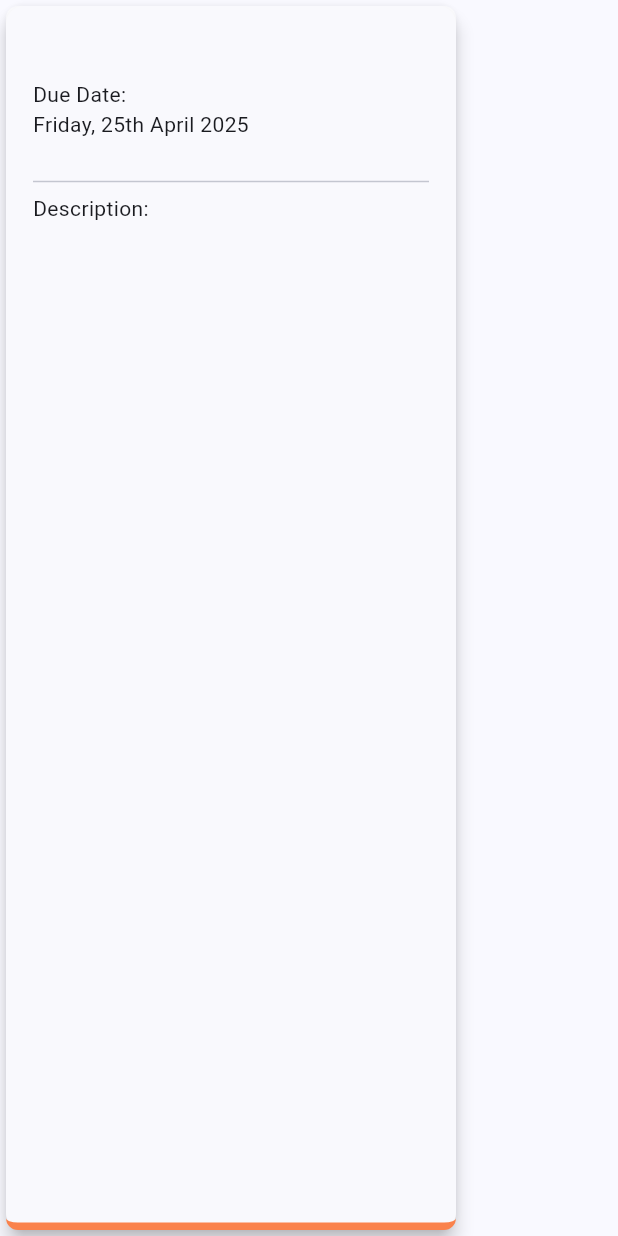
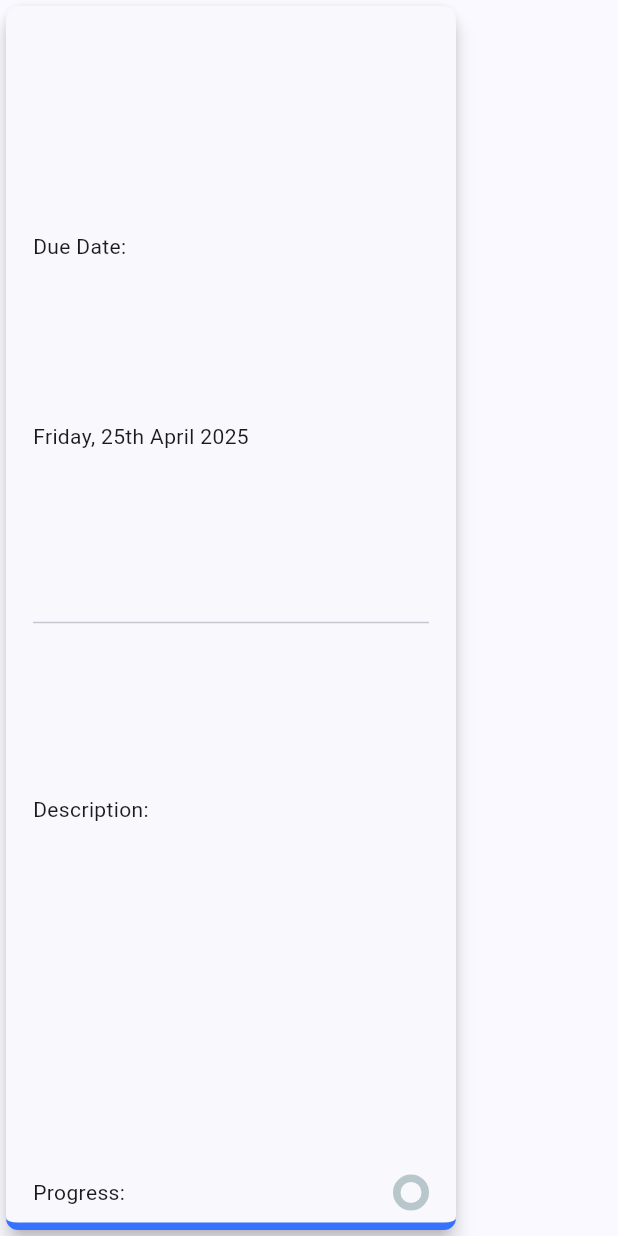
Before and after one commit to MujahidAmin1/task_mate, a Flutter app: the TaskTile widget shown alone on an empty page, opened directly with empty values, on a phone screen of 412 x 824 dp. Run offline on Flutter 3.47's test engine with Material 3 defaults, Android fonts, the phone set to English and light mode, and no system bars; drawn by our look-alikes of percent_indicator; our stand-ins replace cloud_firestore, firebase_auth, firebase_core; accounts and stored records are empty.

Commit message:
added paddings

```diff
--- a/lib/views/screens/home.dart
+++ b/lib/views/screens/home.dart
@@ -85,6 +85,8 @@ class _MyHomePageState extends State<MyHomePage> {
             return const Center(child: Text('No Tasks available.'));
           }
           List<Task> tasks = snapshot.data!;
+          List<SubTask> subtasks =
+              tasks.expand((task) => task.subTasks!).toList();
           List<SubTask> allSubTasks = tasks
               .where((task) => task.subTasks != null)
               .expand((task) => task.subTasks!.reversed)
@@ -112,6 +114,8 @@ class _MyHomePageState extends State<MyHomePage> {
                         );
                       },
                       child: TaskTile(
+                        allProgress: tasks[index].subTasks!.length,
+                        completedProgress: tasks[index].subTasks!.where((subtask)=> subtask.isCompleted == true).length,
                         title: tasks[index].title,
                         taskDetail: tasks[index].taskDetail,
                         createdTime: tasks[index].dateCreated,
--- a/lib/views/widgets/task_tile.dart
+++ b/lib/views/widgets/task_tile.dart
@@ -1,6 +1,7 @@
 import 'dart:math';
 
 import 'package:flutter/material.dart';
+import 'package:percent_indicator/circular_percent_indicator.dart';
 import 'package:task_mate/models/task.dart';
 import 'package:task_mate/utils/kTextStyle.dart';
 import 'package:task_mate/utils/date_formatter.dart';
@@ -10,6 +11,7 @@ final random = Random();
 Color getRandomColor() {
   return colorOptions[random.nextInt(colorOptions.length)];
 }
+
 final List<Color> colorOptions = [
   Color(0xFF3C91E6), // Sky Blue
   Color(0xFFA2D729), // Bright Green
@@ -24,8 +26,12 @@ class TaskTile extends StatelessWidget {
   final String? title;
   final String? taskDetail;
   final DateTime? createdTime;
-  const TaskTile(
+  int? allProgress;
+  int? completedProgress;
+  TaskTile(
       {super.key,
+      this.allProgress,
+      this.completedProgress,
       required this.title,
       required this.taskDetail,
       required this.createdTime});
@@ -47,17 +53,26 @@ class TaskTile extends StatelessWidget {
         child: Padding(
           padding: const EdgeInsets.all(8.0),
           child: Column(
+            mainAxisAlignment: MainAxisAlignment.spaceBetween,
             crossAxisAlignment: CrossAxisAlignment.start,
             children: [
               Text(title!, style: kTextStyle(size: 25)),
-              const SizedBox(height: 5),
               Text("Due Date: "),
               Text(DateFormatter.toOrdinalDate(createdTime!)),
-              const SizedBox(height: 20),
               const Divider(),
               const Text("Description: "),
-              const SizedBox(height: 10),
               Text(taskDetail!),
+              Row(
+                mainAxisAlignment: MainAxisAlignment.spaceBetween,
+                children: [
+                  Text("Progress: "),
+                  CircularPercentIndicator(
+                    percent: ((completedProgress! / allProgress!) * 100) / 100,
+                    progressColor: Colors.black87,
+                    radius: 12,
+                  ),
+                ],
+              ),
             ],
           ),
         ),
@@ -98,9 +113,10 @@ class SubTaskTile extends StatelessWidget {
                 child: Text(
                   subtask!.taskDetail!,
                   style: TextStyle(
-                    fontSize: 20,
-                    decoration: subtask!.isCompleted! ? TextDecoration.lineThrough : null
-                  ),
+                      fontSize: 20,
+                      decoration: subtask!.isCompleted!
+                          ? TextDecoration.lineThrough
+                          : null),
                   overflow: TextOverflow.ellipsis,
                 ),
               ),
@@ -111,7 +127,6 @@ class SubTaskTile extends StatelessWidget {
                 checkColor: Color(0xFF342e37), // inside checkmark color
                 shape: CircleBorder(),
                 splashRadius: 20,
-
               ),
             ],
           ),
--- a/pubspec.yaml
+++ b/pubspec.yaml
@@ -28,6 +28,7 @@ environment:
 # the latest version available on pub.dev. To see which dependencies have newer
 # versions available, run `flutter pub outdated`.
 dependencies:
+  board_datetime_picker: ^2.5.0
   cloud_firestore: ^5.6.6
   cupertino_icons: ^1.0.8
   firebase_auth: ^5.5.1
@@ -35,9 +36,9 @@ dependencies:
   flutter:
     sdk: flutter
   flutter_datetime_picker_plus: ^2.2.0
-  board_datetime_picker: ^2.5.0
   google_fonts: ^6.2.1
   intl: ^0.20.2
+  percent_indicator: ^4.2.5
   provider: ^6.1.4
 
 dev_dependencies:
```
Also changed, not shown: pubspec.lock.
